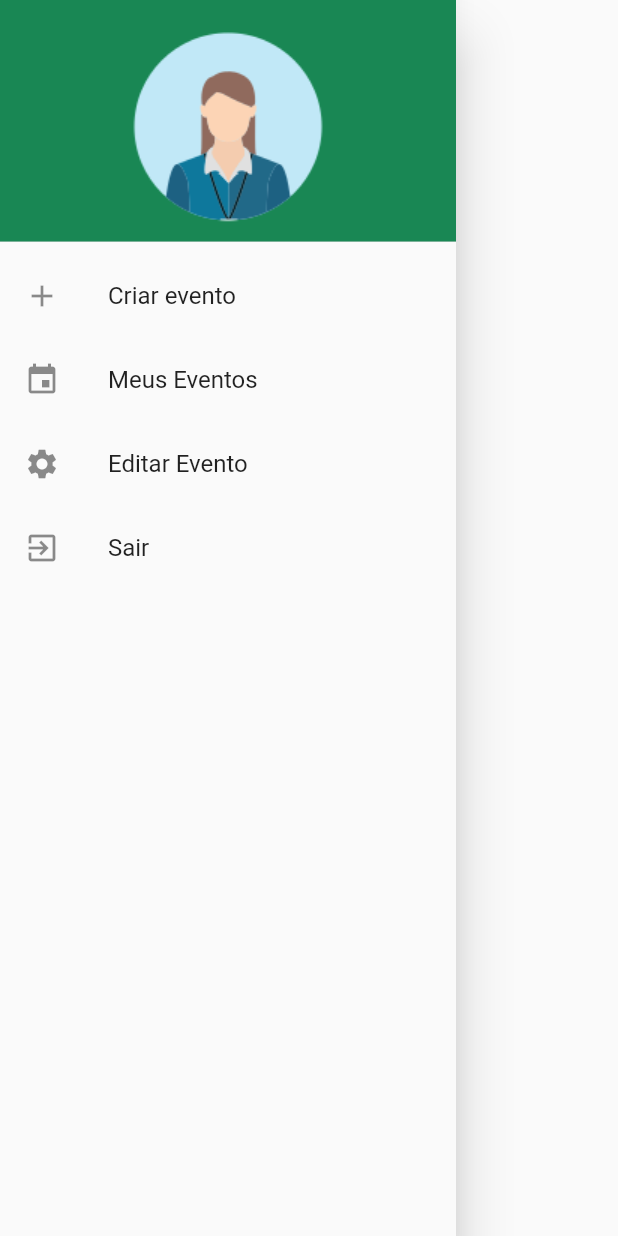
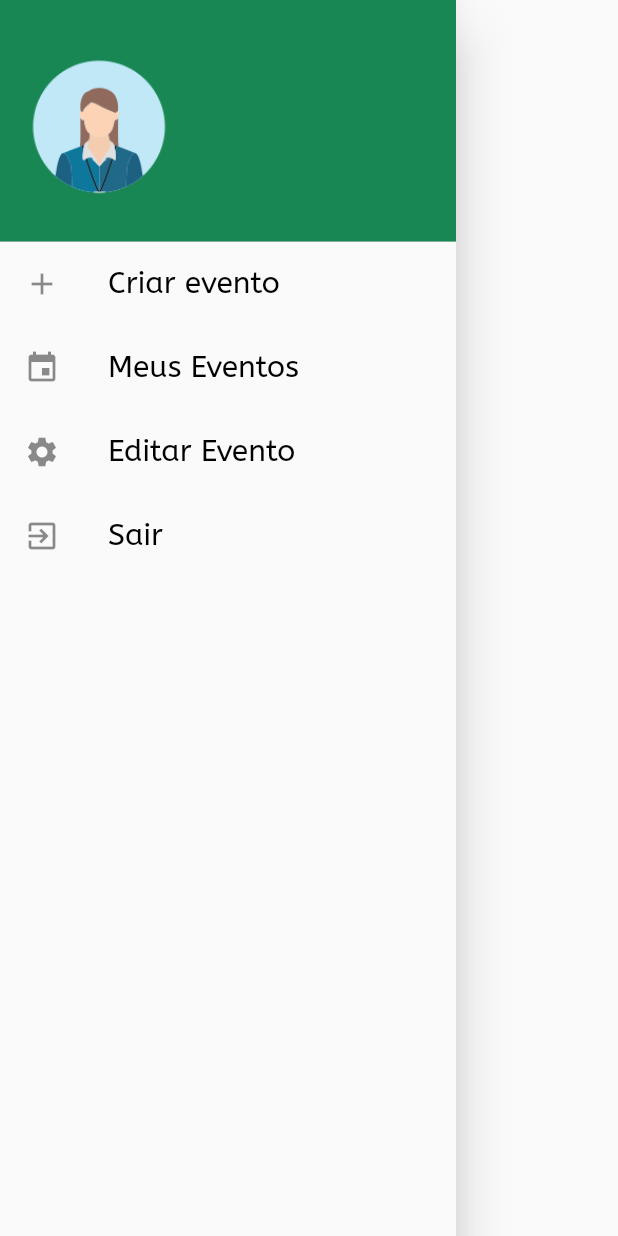
Before and after one commit to Filipex123/project-events-app, a Flutter app: the DrawerMenu widget shown alone on an empty page, opened directly, on a phone screen of 412 x 824 dp. Run offline on Flutter 3.47's test engine with Material 2 defaults, Android fonts, the phone set to English and light mode, and no system bars; our stand-ins replace datetime_picker_formfield, flutter_secure_storage, font_awesome_flutter, google_maps_flutter; missing offline and left inert: snapping_sheet; accounts and stored records are empty.

Commit message:
ajuste final drawer

```diff
--- a/lib/components/drawer.dart
+++ b/lib/components/drawer.dart
@@ -36,37 +36,94 @@ class DrawerMenu extends StatelessWidget {
       child: ListView(
         padding: EdgeInsets.zero,
         children: [
-           DrawerHeader(
+          DrawerHeader(
             decoration: const BoxDecoration(
-                 color: Color(0xFF198754),
+              color: Color(0xFF198754),
             ),
-
-            child: Image.asset('assets/images/perfil.png'),
+            margin: EdgeInsets.only(left: 0),
+            child: Row(
+              mainAxisAlignment: MainAxisAlignment.spaceBetween,
+              children: <Widget>[
+                Container(
+                  padding: const EdgeInsets.only(left: 0),
+                  height: 90,
+                  margin: const EdgeInsets.only(top: 0),
+                  alignment: Alignment.centerLeft,
+                  child: Image.asset(
+                    'assets/images/perfil.png',
+                    height: 100,
+                    width: 100,
+                  ),
+                ),
+                // Image.asset(
+                //   'assets/images/lateralDrawer.png',
+                //   height: 140,
+                //   width: 50,
+                // ),
+              ],
+            ),
           ),
           ListTile(
-            leading: Icon(Icons.add),
-            title: const Text('Criar evento'),
+            leading: const Icon(Icons.add),
+            title: const Text(
+              'Criar evento',
+              style: TextStyle(
+                fontStyle: FontStyle.normal,
+                fontFamily: 'ABeeZee',
+                fontWeight: FontWeight.w500,
+                fontSize: 20,
+                color: Colors.black,
+              ),
+            ),
             onTap: () {
               Navigator.pushNamed(context, NewEventScreen.id);
             },
           ),
           ListTile(
-            leading: Icon(Icons.event),
-            title: const Text('Meus Eventos'),
+            leading: const Icon(Icons.event),
+            title: const Text(
+              'Meus Eventos',
+              style: TextStyle(
+                fontStyle: FontStyle.normal,
+                fontFamily: 'ABeeZee',
+                fontWeight: FontWeight.w500,
+                fontSize: 20,
+                color: Colors.black,
+              ),
+            ),
             onTap: () {
               Navigator.pop(context);
             },
           ),
           ListTile(
-            leading: Icon(Icons.settings),
-            title: const Text('Editar Evento'),
+            leading: const Icon(Icons.settings),
+            title: const Text(
+              'Editar Evento',
+              style: TextStyle(
+                fontStyle: FontStyle.normal,
+                fontFamily: 'ABeeZee',
+                fontWeight: FontWeight.w500,
+                fontSize: 20,
+                color: Colors.black,
+              ),
+            ),
+            focusColor: const Color(0xFFD6822C),
             onTap: () {
               Navigator.pop(context);
             },
           ),
           ListTile(
-            leading: Icon(Icons.exit_to_app),
-            title: const Text('Sair'),
+            leading: const Icon(Icons.exit_to_app),
+            title: const Text(
+              'Sair',
+              style: TextStyle(
+                fontStyle: FontStyle.normal,
+                fontFamily: 'ABeeZee',
+                fontWeight: FontWeight.w500,
+                fontSize: 20,
+                color: Colors.black,
+              ),
+            ),
             onTap: () {
               _handleOnClickLogout(context);
             },
--- a/lib/screens/new_event.dart
+++ b/lib/screens/new_event.dart
@@ -100,22 +100,17 @@ class _NewEventScreenState extends State<NewEventScreen> {
     log("Request sendo enviado: " + requestModel.toJson().toString());
     List<String> errors = NewEventValidation().validate(requestModel);
 
-    if(errors.length > 0){
+    if (errors.length > 0) {
       showDialog(
-        barrierDismissible: false,
-        context: context,
-        builder: (BuildContext context) =>
-          SimpleModal(
-            message: errors.join('\n'),
-            modalTitle: "Erro de preenchimento",
-            closeButtonText: 'OK',
-          )
-      );
+          barrierDismissible: false,
+          context: context,
+          builder: (BuildContext context) => SimpleModal(
+                message: errors.join('\n'),
+                modalTitle: "Erro de preenchimento",
+                closeButtonText: 'OK',
+              ));
       return;
     }
-
-    return log('foi');
-
     APIService apiService = APIService();
 
     apiService.registerEvent(requestModel).then((response) {
```
Also changed, not shown: lib/screens/signup.dart (+5 -6 lines), assets/images/lateralDrawer.png (added).
